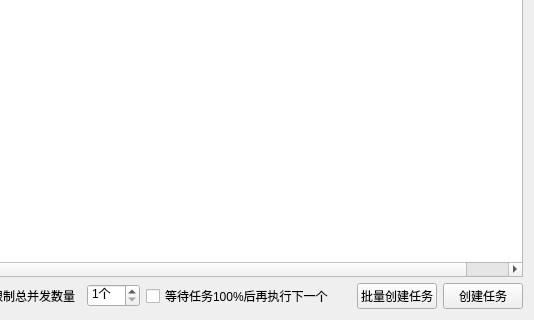
Above: ui/PlotWidget.ui from penglecn/ChiaTools before the change; both pictures show x 244 to 778 and y 213 to 533 of the 778 by 533 pixel window. Below: the same form after it.
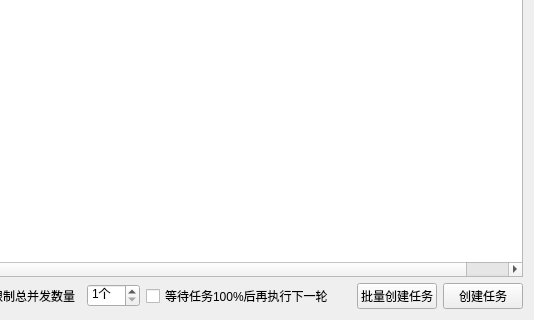
That is the form after the change.

```diff
--- a/ui/PlotWidget.ui
+++ b/ui/PlotWidget.ui
@@ -100,7 +100,7 @@
      <item>
       <widget class="QCheckBox" name="checkBoxNextWhenFullyComplete">
        <property name="text">
-        <string>等待任务100%后再执行下一个</string>
+        <string>等待任务100%后再执行下一轮</string>
        </property>
       </widget>
      </item>
```
